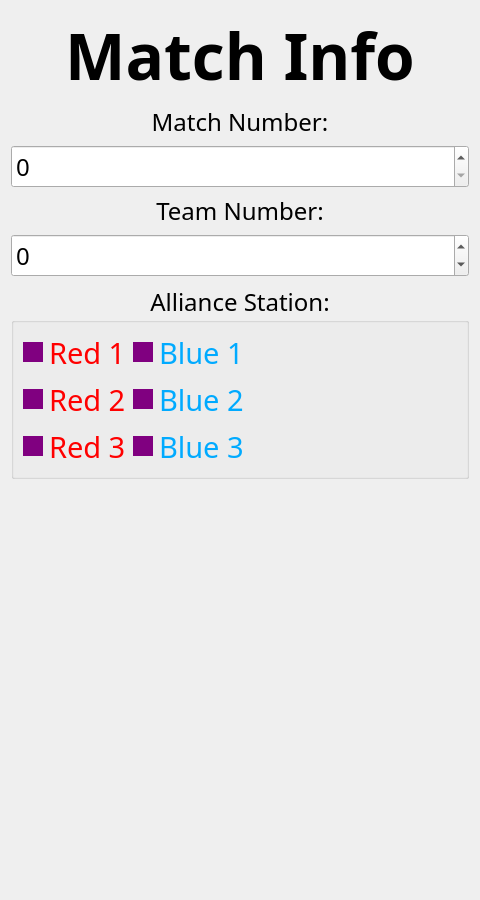
This is ui/TeamInfo.ui in binex-dsk/QFRCScouter as Qt 5 draws it before an edit. The edited form follows.
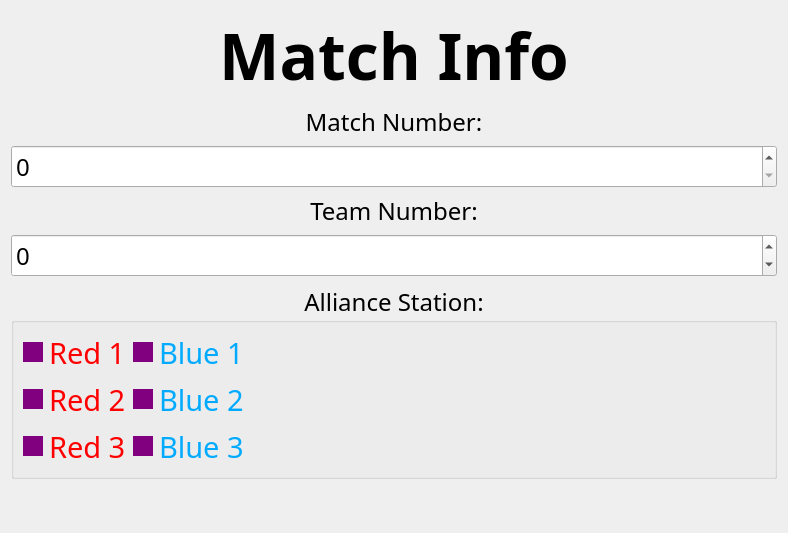
This is the edited form.

Diff of the .ui file:
```diff
--- a/ui/TeamInfo.ui
+++ b/ui/TeamInfo.ui
@@ -6,8 +6,8 @@
    <rect>
     <x>0</x>
     <y>0</y>
-    <width>480</width>
-    <height>900</height>
+    <width>788</width>
+    <height>533</height>
    </rect>
   </property>
   <property name="font">
```
